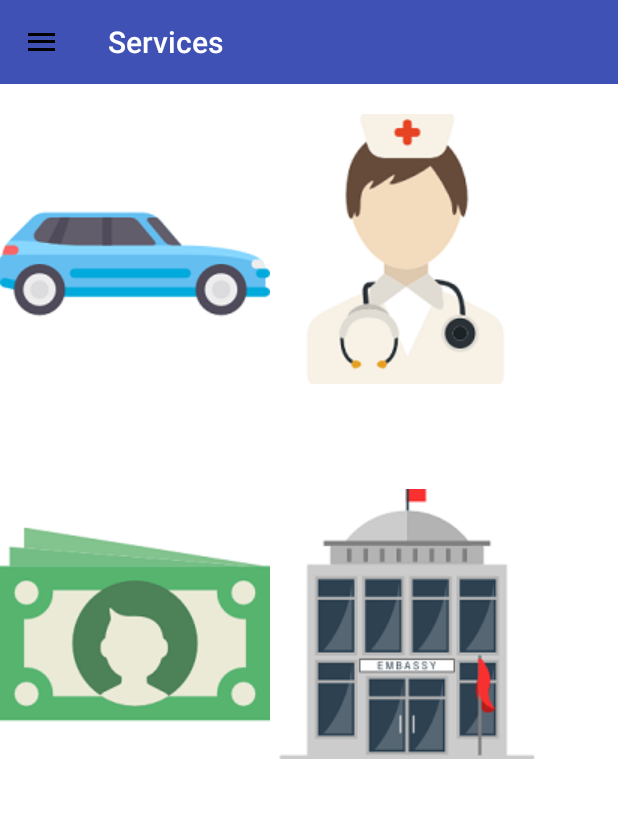
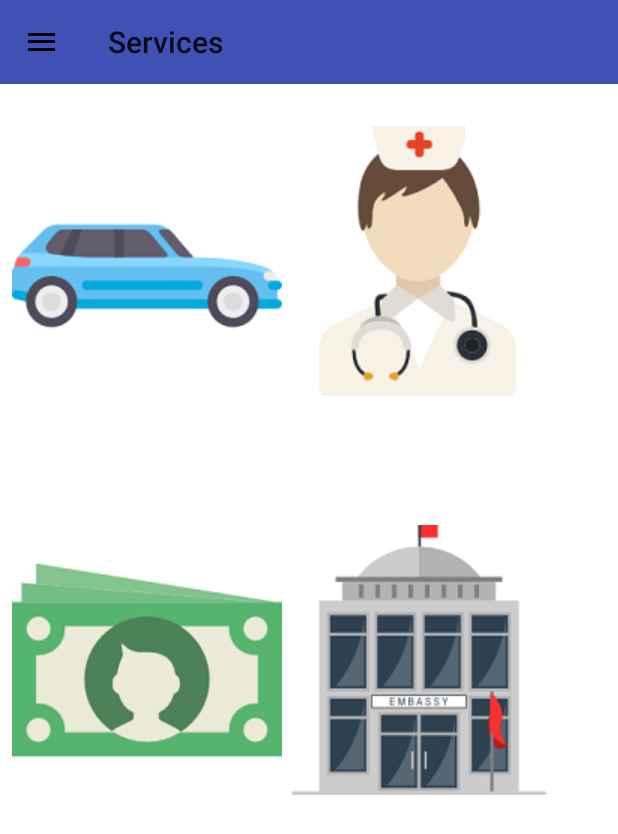
Before and after one commit to AEWebPro/ExplorEgypt, an Android app: the Services screen opened directly, with no data from a screen before it, on a phone screen of 412 x 824 dp. Shown: the top 834 px of the screen. Run offline under Robolectric (Android 15) with nearby library versions, the phone set to English and light mode, and no system bars.

Commit message:
- Updating layout

```diff
--- a/app/src/main/res/layout/activity_login.xml
+++ b/app/src/main/res/layout/activity_login.xml
@@ -20,6 +20,9 @@
             android:layout_marginTop="40dp"
             android:hint="Name"
             android:id="@+id/name"
+            android:maxLines="1"
+            android:lines="1"
+            android:inputType="text"
             />
 
         <EditText
--- a/app/src/main/res/layout/activity_services.xml
+++ b/app/src/main/res/layout/activity_services.xml
@@ -17,7 +17,8 @@
     <LinearLayout
         android:layout_width="wrap_content"
         android:layout_height="wrap_content"
-        android:orientation="horizontal">
+        android:orientation="horizontal"
+        android:padding="8dp">
 
     <ImageButton
         android:layout_width="180dp"
@@ -38,7 +39,8 @@
     <LinearLayout
         android:layout_width="wrap_content"
         android:layout_height="wrap_content"
-        android:orientation="horizontal">
+        android:orientation="horizontal"
+        android:padding="8dp">
 
         <ImageButton
             android:layout_width="180dp"
--- a/app/src/main/res/layout/include_toolbar.xml
+++ b/app/src/main/res/layout/include_toolbar.xml
@@ -7,4 +7,4 @@
     android:layout_height="wrap_content"
     android:id="@+id/include_toolbar"
     android:background="@color/colorPrimary"
-    app:theme="@style/ThemeOverlay.AppCompat.Dark.ActionBar" />
+    app:theme="@style/ThemeOverlay.AppCompat.Light" />
```
